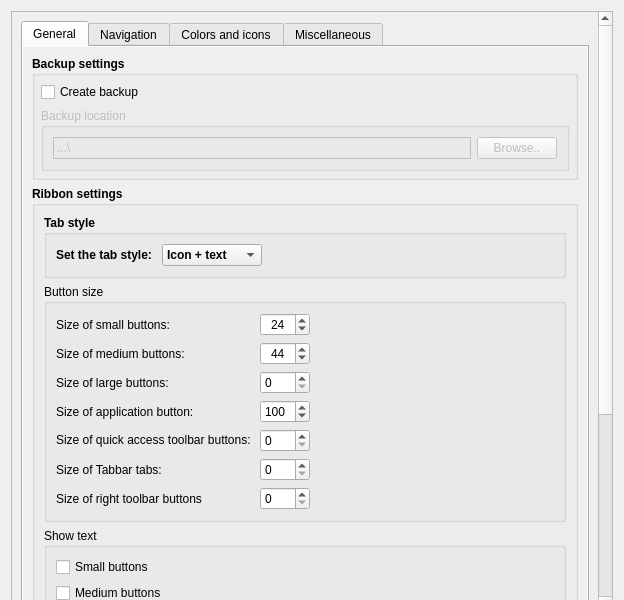
Qt form Resources/ui/Settings.ui (APEbbers/FreeCAD-Ribbon) before a commit.
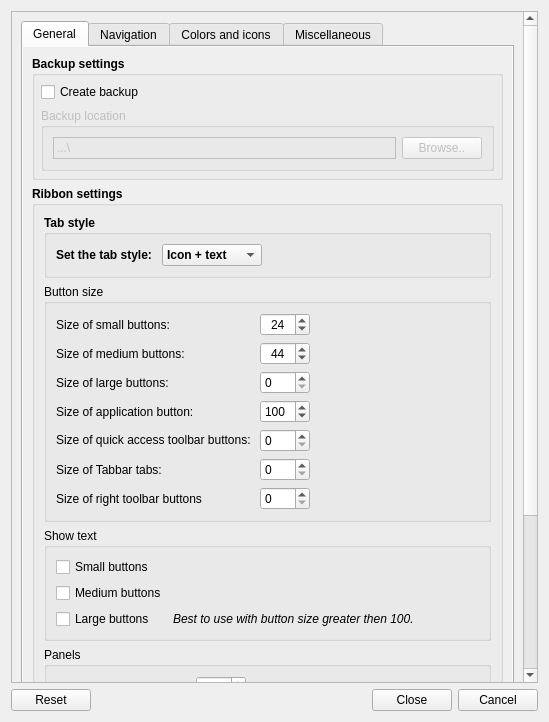
The same form after that commit. Custom widgets are drawn as their Qt base class.

Commit message: Further UI tweaks for preference dialog

The edit to the form file:
```diff
--- a/Resources/ui/Settings.ui
+++ b/Resources/ui/Settings.ui
@@ -9,8 +9,8 @@
    <rect>
     <x>0</x>
     <y>0</y>
-    <width>624</width>
-    <height>600</height>
+    <width>549</width>
+    <height>722</height>
    </rect>
   </property>
   <property name="minimumSize">
@@ -25,10 +25,30 @@
   <property name="autoFillBackground">
    <bool>false</bool>
   </property>
+  <layout class="QGridLayout" name="gridLayout_31">
+   <item row="1" column="0">
   <layout class="QGridLayout" name="gridLayout_7">
-   <item row="1" column="0">
-    <layout class="QGridLayout" name="gridLayout_6">
-     <item row="1" column="3">
+     <item row="0" column="0">
+      <widget class="QPushButton" name="Reset">
+       <property name="text">
+        <string>Reset</string>
+       </property>
+      </widget>
+     </item>
+     <item row="0" column="1">
+      <spacer name="horizontalSpacer_2">
+       <property name="orientation">
+        <enum>Qt::Orientation::Horizontal</enum>
+       </property>
+       <property name="sizeHint" stdset="0">
+        <size>
+         <width>40</width>
+         <height>20</height>
+        </size>
+       </property>
+      </spacer>
+     </item>
+     <item row="0" column="2">
       <widget class="QPushButton" name="GenerateJsonExit">
        <property name="text">
         <string>Close</string>
@@ -38,7 +58,7 @@
        </property>
       </widget>
      </item>
-     <item row="1" column="2">
+     <item row="0" column="3">
       <widget class="QPushButton" name="Cancel">
        <property name="text">
         <string>Cancel</string>
@@ -48,32 +68,22 @@
        </property>
       </widget>
      </item>
-     <item row="1" column="1">
-      <spacer name="horizontalSpacer_2">
-       <property name="orientation">
-        <enum>Qt::Orientation::Horizontal</enum>
-       </property>
-       <property name="sizeHint" stdset="0">
-        <size>
-         <width>40</width>
-         <height>20</height>
-        </size>
-       </property>
-      </spacer>
-     </item>
-     <item row="1" column="0">
-      <widget class="QPushButton" name="Reset">
-       <property name="text">
-        <string>Reset</string>
-       </property>
-      </widget>
-     </item>
+    </layout>
+   </item>
+   <item row="0" column="0">
+    <layout class="QGridLayout" name="gridLayout_6">
      <item row="0" column="0" colspan="4">
       <widget class="QScrollArea" name="scrollArea">
+       <property name="sizePolicy">
+        <sizepolicy hsizetype="Expanding" vsizetype="MinimumExpanding">
+         <horstretch>0</horstretch>
+         <verstretch>0</verstretch>
+        </sizepolicy>
+       </property>
        <property name="minimumSize">
         <size>
          <width>0</width>
-         <height>600</height>
+         <height>550</height>
         </size>
        </property>
        <property name="widgetResizable">
@@ -84,7 +94,7 @@
          <rect>
           <x>0</x>
           <y>0</y>
-          <width>590</width>
+          <width>515</width>
           <height>860</height>
          </rect>
         </property>
@@ -114,10 +124,52 @@
              <string>General</string>
             </attribute>
             <layout class="QGridLayout" name="gridLayout_9">
-             <item row="6" column="0">
-              <layout class="QVBoxLayout" name="verticalLayout_2">
-               <item>
-                <widget class="QCheckBox" name="DebugMode">
+             <item row="0" column="0" rowspan="2">
+              <widget class="QGroupBox" name="groupBox">
+               <property name="minimumSize">
+                <size>
+                 <width>0</width>
+                 <height>120</height>
+                </size>
+               </property>
+               <property name="font">
+                <font>
+                 <bold>true</bold>
+                </font>
+               </property>
+               <property name="title">
+                <string>Backup settings</string>
+               </property>
+               <layout class="QGridLayout" name="gridLayout_8">
+                <property name="leftMargin">
+                 <number>6</number>
+                </property>
+                <property name="topMargin">
+                 <number>6</number>
+                </property>
+                <property name="rightMargin">
+                 <number>6</number>
+                </property>
+                <property name="bottomMargin">
+                 <number>6</number>
+                </property>
+                <item row="0" column="0">
+                 <widget class="QCheckBox" name="EnableBackup">
+                  <property name="font">
+                   <font>
+                    <bold>false</bold>
+                   </font>
+                  </property>
+                  <property name="text">
+                   <string>Create backup</string>
+                  </property>
+                 </widget>
+                </item>
+                <item row="1" column="0">
+                 <widget class="QGroupBox" name="groupBox_Backup">
+                  <property name="enabled">
+                   <bool>false</bool>
+                  </property>
                  <property name="sizePolicy">
                   <sizepolicy hsizetype="Preferred" vsizetype="Fixed">
                    <horstretch>0</horstretch>
@@ -127,55 +179,58 @@
                  <property name="minimumSize">
                   <size>
                    <width>0</width>
-                   <height>0</height>
-                  </size>
-                 </property>
-                 <property name="maximumSize">
-                  <size>
-                   <width>150</width>
-                   <height>16777215</height>
-                  </size>
-                 </property>
-                 <property name="baseSize">
-                  <size>
-                   <width>20</width>
-                   <height>0</height>
-                  </size>
-                 </property>
-                 <property name="text">
-                  <string>Debug mode</string>
-                 </property>
-                </widget>
-               </item>
-               <item>
-                <widget class="QLabel" name="label_3">
-                 <property name="sizePolicy">
-                  <sizepolicy hsizetype="Preferred" vsizetype="Preferred">
-                   <horstretch>0</horstretch>
-                   <verstretch>0</verstretch>
-                  </sizepolicy>
-                 </property>
-                 <property name="minimumSize">
-                  <size>
-                   <width>300</width>
-                   <height>0</height>
-                  </size>
-                 </property>
-                 <property name="maximumSize">
-                  <size>
-                   <width>16777215</width>
-                   <height>16777215</height>
-                  </size>
-                 </property>
+                    <height>50</height>
+                   </size>
+                  </property>
+                  <property name="font">
+                   <font>
+                    <bold>false</bold>
+                   </font>
+                  </property>
+                  <property name="title">
+                   <string>Backup location</string>
+                  </property>
+                  <layout class="QGridLayout" name="gridLayout_13">
+                   <item row="0" column="0">
+                    <widget class="QLabel" name="label_4">
+                     <property name="frameShape">
+                      <enum>QFrame::Shape::Box</enum>
+                     </property>
                  <property name="text">
-                  <string>&lt;html&gt;&lt;head/&gt;&lt;body&gt;&lt;p&gt;&lt;span style=&quot; font-style:italic;&quot;&gt;Debug mode enables extra reports in the report view for debugging purposes.&lt;/span&gt;&lt;/p&gt;&lt;/body&gt;&lt;/html&gt;</string>
-                 </property>
-                 <property name="wordWrap">
+                      <string>...\</string>
+                     </property>
+                     <property name="scaledContents">
                   <bool>true</bool>
                  </property>
-                </widget>
-               </item>
-              </layout>
+                     <property name="alignment">
+                      <set>Qt::AlignmentFlag::AlignLeading|Qt::AlignmentFlag::AlignLeft|Qt::AlignmentFlag::AlignVCenter</set>
+                     </property>
+                    </widget>
+                   </item>
+                   <item row="0" column="1">
+                    <widget class="QPushButton" name="BackUpLocation">
+                     <property name="sizePolicy">
+                      <sizepolicy hsizetype="Fixed" vsizetype="Fixed">
+                       <horstretch>20</horstretch>
+                       <verstretch>0</verstretch>
+                      </sizepolicy>
+                     </property>
+                     <property name="minimumSize">
+                      <size>
+                       <width>20</width>
+                       <height>0</height>
+                      </size>
+                     </property>
+                     <property name="text">
+                      <string>Browse..</string>
+                     </property>
+                    </widget>
+                   </item>
+                  </layout>
+                 </widget>
+                </item>
+               </layout>
+              </widget>
              </item>
              <item row="2" column="0">
               <widget class="QGroupBox" name="groupBox">
@@ -781,52 +836,10 @@
                </layout>
               </widget>
              </item>
-             <item row="0" column="0" rowspan="2">
-              <widget class="QGroupBox" name="groupBox">
-               <property name="minimumSize">
-                <size>
-                 <width>0</width>
-                 <height>120</height>
-                </size>
-               </property>
-               <property name="font">
-                <font>
-                 <bold>true</bold>
-                </font>
-               </property>
-               <property name="title">
-                <string>Backup settings</string>
-               </property>
-               <layout class="QGridLayout" name="gridLayout_8">
-                <property name="leftMargin">
-                 <number>6</number>
-                </property>
-                <property name="topMargin">
-                 <number>6</number>
-                </property>
-                <property name="rightMargin">
-                 <number>6</number>
-                </property>
-                <property name="bottomMargin">
-                 <number>6</number>
-                </property>
-                <item row="0" column="0">
-                 <widget class="QCheckBox" name="EnableBackup">
-                  <property name="font">
-                   <font>
-                    <bold>false</bold>
-                   </font>
-                  </property>
-                  <property name="text">
-                   <string>Create backup</string>
-                  </property>
-                 </widget>
-                </item>
-                <item row="1" column="0">
-                 <widget class="QGroupBox" name="groupBox_Backup">
-                  <property name="enabled">
-                   <bool>false</bool>
-                  </property>
+             <item row="6" column="0">
+              <layout class="QVBoxLayout" name="verticalLayout_2">
+               <item>
+                <widget class="QCheckBox" name="DebugMode">
                   <property name="sizePolicy">
                    <sizepolicy hsizetype="Preferred" vsizetype="Fixed">
                     <horstretch>0</horstretch>
@@ -836,58 +849,55 @@
                   <property name="minimumSize">
                    <size>
                     <width>0</width>
-                    <height>50</height>
-                   </size>
-                  </property>
-                  <property name="font">
-                   <font>
-                    <bold>false</bold>
-                   </font>
-                  </property>
-                  <property name="title">
-                   <string>Backup location</string>
-                  </property>
-                  <layout class="QGridLayout" name="gridLayout_13">
-                   <item row="0" column="0">
-                    <widget class="QLabel" name="label_4">
-                     <property name="frameShape">
-                      <enum>QFrame::Shape::Box</enum>
-                     </property>
-                     <property name="text">
-                      <string>...\</string>
-                     </property>
-                     <property name="scaledContents">
-                      <bool>true</bool>
-                     </property>
-                     <property name="alignment">
-                      <set>Qt::AlignmentFlag::AlignLeading|Qt::AlignmentFlag::AlignLeft|Qt::AlignmentFlag::AlignVCenter</set>
-                     </property>
-                    </widget>
-                   </item>
-                   <item row="0" column="1">
-                    <widget class="QPushButton" name="BackUpLocation">
-                     <property name="sizePolicy">
-                      <sizepolicy hsizetype="Fixed" vsizetype="Fixed">
-                       <horstretch>20</horstretch>
-                       <verstretch>0</verstretch>
-                      </sizepolicy>
-                     </property>
-                     <property name="minimumSize">
+                   <height>0</height>
+                  </size>
+                 </property>
+                 <property name="maximumSize">
+                  <size>
+                   <width>150</width>
+                   <height>16777215</height>
+                  </size>
+                 </property>
+                 <property name="baseSize">
                       <size>
                        <width>20</width>
                        <height>0</height>
                       </size>
                      </property>
                      <property name="text">
-                      <string>Browse..</string>
+                  <string>Debug mode</string>
                      </property>
                     </widget>
                    </item>
-                  </layout>
+               <item>
+                <widget class="QLabel" name="label_3">
+                 <property name="sizePolicy">
+                  <sizepolicy hsizetype="Preferred" vsizetype="Preferred">
+                   <horstretch>0</horstretch>
+                   <verstretch>0</verstretch>
+                  </sizepolicy>
+                 </property>
+                 <property name="minimumSize">
+                  <size>
+                   <width>300</width>
+                   <height>0</height>
+                  </size>
+                 </property>
+                 <property name="maximumSize">
+                  <size>
+                   <width>16777215</width>
+                   <height>16777215</height>
+                  </size>
+                 </property>
+                 <property name="text">
+                  <string>&lt;html&gt;&lt;head/&gt;&lt;body&gt;&lt;p&gt;&lt;span style=&quot; font-style:italic;&quot;&gt;Debug mode enables extra reports in the report view for debugging purposes.&lt;/span&gt;&lt;/p&gt;&lt;/body&gt;&lt;/html&gt;</string>
+                 </property>
+                 <property name="wordWrap">
+                  <bool>true</bool>
+                 </property>
                  </widget>
                 </item>
                </layout>
-              </widget>
              </item>
              <item row="5" column="0">
               <spacer name="verticalSpacer_7">
```
Lines whose indentation alone changed are shown as unchanged. The commit also changes 1 other file.
